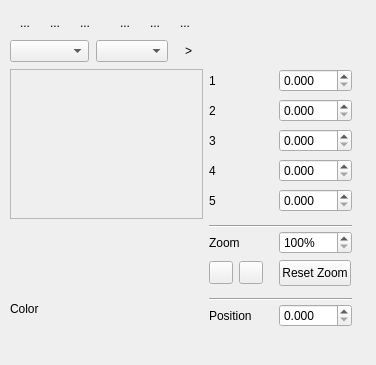
Qt form Src/QtGradientEditor/qtgradienteditor.ui (wuCaviar/GraphicsDemo) before a commit.
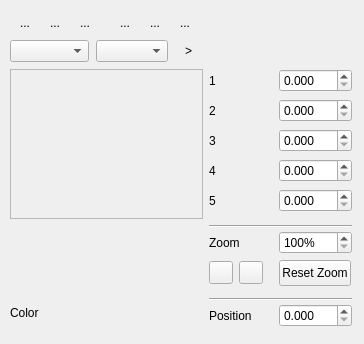
The same form after that commit. Custom widgets are drawn as their Qt base class.

```diff
--- a/Src/QtGradientEditor/qtgradienteditor.ui
+++ b/Src/QtGradientEditor/qtgradienteditor.ui
@@ -46,8 +46,8 @@
    <rect>
     <x>0</x>
     <y>0</y>
-    <width>376</width>
-    <height>365</height>
+    <width>364</width>
+    <height>344</height>
    </rect>
   </property>
   <property name="windowTitle">
@@ -378,8 +378,8 @@
     <rect>
      <x>10</x>
      <y>298</y>
-     <width>51</width>
-     <height>21</height>
+     <width>32</width>
+     <height>29</height>
     </rect>
    </property>
    <property name="sizePolicy">
@@ -771,7 +771,7 @@
     <rect>
      <x>60</x>
      <y>300</y>
-     <width>111</width>
+     <width>121</width>
      <height>21</height>
     </rect>
    </property>
```
Left out of the diff: 54 changed lines with no effect on the pictures.
